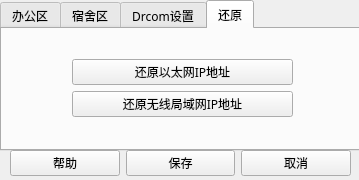
This is settingwindow.ui in ZzzzzzS/IPSetGUI2.0 as Qt 5 draws it before an edit. The edited form follows.
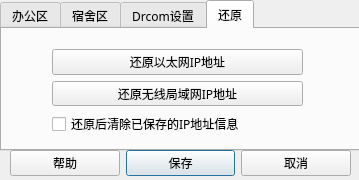
This is the edited form.

Commit message: 添加了删除配置文件的功能，修复了获取drcom路径可能出错的bug

Diff of the .ui file:
```diff
--- a/settingwindow.ui
+++ b/settingwindow.ui
@@ -255,10 +255,10 @@
     <widget class="QWidget" name="layoutWidget">
      <property name="geometry">
       <rect>
-       <x>70</x>
-       <y>30</y>
-       <width>221</width>
-       <height>58</height>
+       <x>50</x>
+       <y>20</y>
+       <width>251</width>
+       <height>87</height>
       </rect>
      </property>
      <layout class="QVBoxLayout" name="verticalLayout_6">
@@ -267,6 +267,9 @@
         <property name="text">
          <string>还原以太网IP地址</string>
         </property>
+        <property name="autoDefault">
+         <bool>false</bool>
+        </property>
        </widget>
       </item>
       <item>
@@ -274,6 +277,16 @@
         <property name="text">
          <string>还原无线局域网IP地址</string>
         </property>
+        <property name="autoDefault">
+         <bool>false</bool>
+        </property>
+       </widget>
+      </item>
+      <item>
+       <widget class="QCheckBox" name="deletebox">
+        <property name="text">
+         <string>还原后清除已保存的IP地址信息</string>
+        </property>
        </widget>
       </item>
      </layout>
@@ -317,6 +330,9 @@
       <property name="text">
        <string>保存</string>
       </property>
+      <property name="default">
+       <bool>true</bool>
+      </property>
      </widget>
     </item>
     <item>
```
The commit also changes 2 other files.
